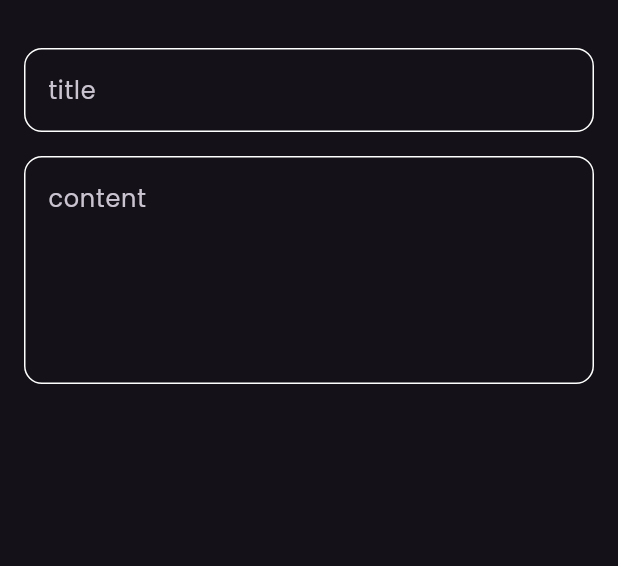
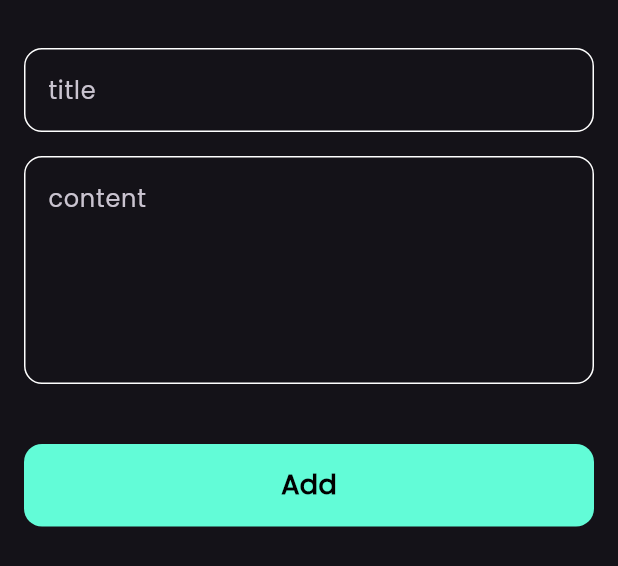
Before and after one commit to Rofaida-Asem/notes_app, a Flutter app: the AddNoteBottomSheet widget shown alone on an empty page, opened directly, on a phone screen of 412 x 824 dp. Shown: the top 566 px of the screen. Run offline on Flutter 3.47's test engine with Material 3 defaults, Android fonts, the phone set to English and light mode, and no system bars; our stand-ins replace font_awesome_flutter.

Commit message:
add button to add note bottom sheet

```diff
--- a/lib/views/widgets/add_note_bottom_sheet.dart
+++ b/lib/views/widgets/add_note_bottom_sheet.dart
@@ -1,4 +1,5 @@
 import 'package:flutter/material.dart';
+import 'package:notes_app/views/widgets/custom_botton.dart';
 import 'package:notes_app/views/widgets/custom_text_field.dart';
 
 class AddNoteBottomSheet extends StatelessWidget {
@@ -8,6 +9,7 @@ class AddNoteBottomSheet extends StatelessWidget {
   Widget build(BuildContext context) {
     return Padding(
       padding: const EdgeInsets.symmetric(horizontal: 16),
+      child: SingleChildScrollView(
         child: Column(
           children: const [
             SizedBox(
@@ -22,8 +24,13 @@ class AddNoteBottomSheet extends StatelessWidget {
                 hintText: 'content',
                 maxLines: 5,
               ),
-          )
+            ),
+            Padding(
+              padding: EdgeInsets.only(top: 40.0, bottom: 40),
+              child: CustomButton(),
+            ),
           ],
+        ),
       ),
     );
   }
--- /dev/null
+++ b/lib/views/widgets/custom_botton.dart
@@ -0,0 +1,23 @@
+import 'package:flutter/material.dart';
+import 'package:notes_app/constant.dart';
+
+class CustomButton extends StatelessWidget {
+  const CustomButton({super.key});
+
+  @override
+  Widget build(BuildContext context) {
+    return Container(
+      decoration: BoxDecoration(
+          borderRadius: BorderRadius.circular(12), color: kPrimaryColor),
+      height: 55,
+      width: MediaQuery.of(context).size.width,
+      child: Center(
+        child: Text(
+          'Add',
+          style: TextStyle(
+              color: Colors.black, fontWeight: FontWeight.bold, fontSize: 18),
+        ),
+      ),
+    );
+  }
+}
```
Lines whose indentation alone changed are shown as unchanged.
